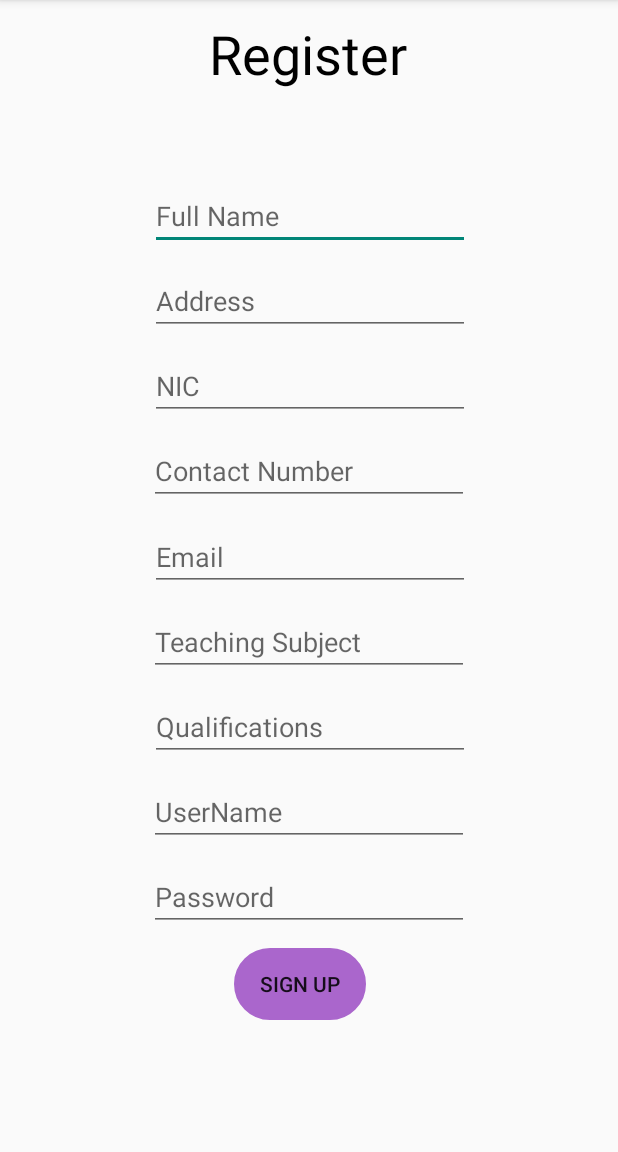
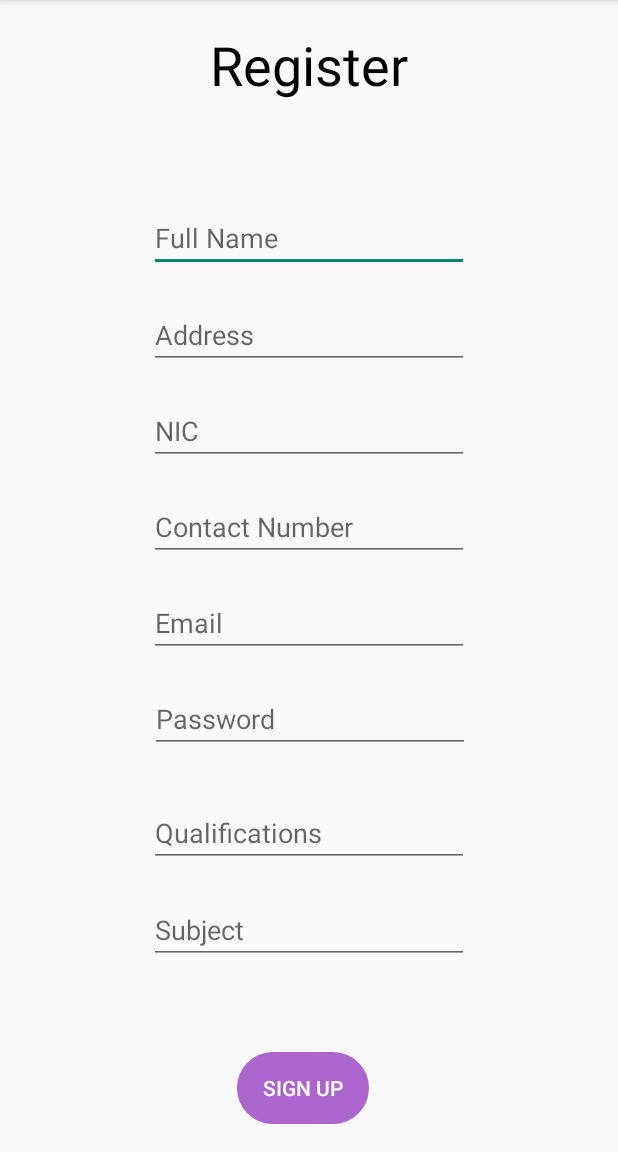
Before and after one commit to LihiniNawarathne/TutorFinderApp, an Android app: the registerTutor screen opened directly, with no data from a screen before it, on a phone screen of 412 x 824 dp, the part 84-1236 px from its top. Run offline under Robolectric (Android 15) with nearby library versions, the light colour scheme and no system bars; our stand-ins replace Firebase (no records; nobody signed in at launch, a user with empty details on screens opened directly).

Commit message:
Tutor registration created

```diff
--- a/app/src/main/java/com/example/tutorfinder/TutorUI/registerTutor.java
+++ b/app/src/main/java/com/example/tutorfinder/TutorUI/registerTutor.java
@@ -1,16 +1,61 @@
 package com.example.tutorfinder.TutorUI;
 
+import androidx.annotation.NonNull;
 import androidx.appcompat.app.AppCompatActivity;
 
+import android.content.Intent;
 import android.os.Bundle;
+import android.view.View;
+import android.widget.Button;
+import android.widget.EditText;
+import android.widget.Toast;
 
+import com.example.tutorfinder.Database.Tutor_register;
+import com.example.tutorfinder.MainUI.LoginActivity;
 import com.example.tutorfinder.R;
+import com.google.android.gms.tasks.OnCompleteListener;
+import com.google.android.gms.tasks.Task;
+import com.google.firebase.database.DatabaseReference;
+import com.google.firebase.database.FirebaseDatabase;
 
 public class registerTutor extends AppCompatActivity {
+    EditText name,email,phoneno,password,subject,qualifications,address,nic;
+    Button btn2;
+    Tutor_register tr;
+    DatabaseReference reff;
 
     @Override
     protected void onCreate(Bundle savedInstanceState) {
         super.onCreate(savedInstanceState);
         setContentView(R.layout.activity_register_tutor);
+
+        name=findViewById(R.id.Tname);
+        email=findViewById(R.id.Temail);
+        phoneno=findViewById(R.id.phone);
+        password=findViewById(R.id.Tpass);
+        nic=findViewById(R.id.nic);
+        subject=findViewById(R.id.subject);
+        qualifications=findViewById(R.id.qualification);
+        address=findViewById(R.id.address);
+
+        btn2=findViewById(R.id.button);
+        tr = new Tutor_register();
+        reff= FirebaseDatabase.getInstance().getReference("TutorRequest");
+        btn2.setOnClickListener(new View.OnClickListener() {
+            @Override
+            public void onClick(View v) {
+                tr=new Tutor_register(name.getText().toString(),email.getText().toString(),phoneno.getText().toString(),password.getText().toString(),nic.getText().toString(),subject.getText().toString(),qualifications.getText().toString(),address.getText().toString());
+                reff.child(nic.getText().toString()).setValue(tr).addOnCompleteListener(registerTutor.this, new OnCompleteListener<Void>()
+                { @Override public void onComplete(@NonNull Task<Void> task)
+                { if(task.isSuccessful())
+                { Toast.makeText(registerTutor.this, "Joining Request has send", Toast.LENGTH_SHORT).show();
+                    Toast.makeText(registerTutor.this, "Cofirmation Email will Recieve", Toast.LENGTH_SHORT).show();
+                    Intent intent = new Intent(registerTutor.this, LoginActivity.class);
+                    startActivity(intent);
+                }
+                else { Toast.makeText(registerTutor.this, "Unsuccessful ", Toast.LENGTH_SHORT).show();
+                } } });
+            }
+        });
     }
 }
--- a/app/src/main/res/layout/activity_register_tutor.xml
+++ b/app/src/main/res/layout/activity_register_tutor.xml
@@ -2,113 +2,107 @@
 <androidx.constraintlayout.widget.ConstraintLayout xmlns:android="http://schemas.android.com/apk/res/android"
     xmlns:app="http://schemas.android.com/apk/res-auto"
     xmlns:tools="http://schemas.android.com/tools"
+    android:id="@+id/pass"
     android:layout_width="match_parent"
     android:layout_height="match_parent"
     tools:context=".TutorUI.registerTutor">
 
 
-
     <EditText
-        android:id="@+id/editText"
+        android:id="@+id/Tname"
         android:layout_width="wrap_content"
         android:layout_height="wrap_content"
         android:layout_marginTop="50dp"
         android:ems="10"
         android:hint="Full Name"
         android:inputType="textPersonName"
-        app:layout_constraintBottom_toTopOf="@+id/editTextTextPersonName2"
+        app:layout_constraintBottom_toTopOf="@+id/address"
         app:layout_constraintEnd_toEndOf="parent"
-        app:layout_constraintHorizontal_bias="0.502"
+        app:layout_constraintHorizontal_bias="0.5"
         app:layout_constraintStart_toStartOf="parent"
         app:layout_constraintTop_toBottomOf="@+id/tvRegister" />
 
     <EditText
-        android:id="@+id/editTextTextPersonName3"
+        android:id="@+id/nic"
         android:layout_width="wrap_content"
         android:layout_height="wrap_content"
         android:ems="10"
         android:hint="NIC"
         android:inputType="textPersonName"
-        app:layout_constraintBottom_toTopOf="@+id/editTextPhone"
+        app:layout_constraintBottom_toTopOf="@+id/phone"
         app:layout_constraintEnd_toEndOf="parent"
-        app:layout_constraintHorizontal_bias="0.502"
+        app:layout_constraintHorizontal_bias="0.5"
         app:layout_constraintStart_toStartOf="parent"
-        app:layout_constraintTop_toBottomOf="@+id/editTextTextPersonName2" />
+        app:layout_constraintTop_toBottomOf="@+id/address" />
 
     <EditText
-        android:id="@+id/editTextPhone"
+        android:id="@+id/phone"
         android:layout_width="wrap_content"
         android:layout_height="wrap_content"
         android:ellipsize="middle"
         android:ems="10"
         android:hint="Contact Number"
         android:inputType="phone"
-        app:layout_constraintBottom_toTopOf="@+id/editTextTextEmailAddress"
+        app:layout_constraintBottom_toTopOf="@+id/Temail"
         app:layout_constraintEnd_toEndOf="parent"
+        app:layout_constraintHorizontal_bias="0.5"
         app:layout_constraintStart_toStartOf="parent"
-        app:layout_constraintTop_toBottomOf="@+id/editTextTextPersonName3" />
+        app:layout_constraintTop_toBottomOf="@+id/nic" />
 
     <EditText
-        android:id="@+id/editTextTextPersonName4"
+        android:id="@+id/Tpass"
         android:layout_width="wrap_content"
         android:layout_height="wrap_content"
+        android:layout_marginStart="101dp"
+        android:layout_marginEnd="100dp"
         android:ems="10"
-        android:hint="Teaching Subject"
-        android:inputType="textPersonName"
-        app:layout_constraintBottom_toTopOf="@+id/editTextTextPersonName5"
+        android:hint="Password"
+        android:inputType="textPassword"
+        app:layout_constraintBottom_toTopOf="@+id/qualification"
         app:layout_constraintEnd_toEndOf="parent"
+        app:layout_constraintHorizontal_bias="0.5"
         app:layout_constraintStart_toStartOf="parent"
-        app:layout_constraintTop_toBottomOf="@+id/editTextTextEmailAddress" />
+        app:layout_constraintTop_toBottomOf="@+id/Temail" />
 
     <EditText
-        android:id="@+id/editTextTextPersonName2"
+        android:id="@+id/address"
         android:layout_width="wrap_content"
         android:layout_height="wrap_content"
         android:ems="10"
         android:hint="Address"
         android:inputType="textPersonName"
-        app:layout_constraintBottom_toTopOf="@+id/editTextTextPersonName3"
+        app:layout_constraintBottom_toTopOf="@+id/nic"
         app:layout_constraintEnd_toEndOf="parent"
-        app:layout_constraintHorizontal_bias="0.502"
+        app:layout_constraintHorizontal_bias="0.5"
         app:layout_constraintStart_toStartOf="parent"
-        app:layout_constraintTop_toBottomOf="@+id/editText" />
+        app:layout_constraintTop_toBottomOf="@+id/Tname" />
 
     <EditText
-        android:id="@+id/editTextTextEmailAddress"
+        android:id="@+id/Temail"
         android:layout_width="wrap_content"
         android:layout_height="wrap_content"
         android:ems="10"
         android:hint="Email"
         android:inputType="textEmailAddress"
-        app:layout_constraintBottom_toTopOf="@+id/editTextTextPersonName4"
+        app:layout_constraintBottom_toTopOf="@+id/Tpass"
         app:layout_constraintEnd_toEndOf="parent"
-        app:layout_constraintHorizontal_bias="0.502"
+        app:layout_constraintHorizontal_bias="0.5"
         app:layout_constraintStart_toStartOf="parent"
-        app:layout_constraintTop_toBottomOf="@+id/editTextPhone" />
+        app:layout_constraintTop_toBottomOf="@+id/phone" />
 
     <EditText
-        android:id="@+id/editTextTextPassword"
+        android:id="@+id/subject"
         android:layout_width="wrap_content"
         android:layout_height="wrap_content"
+        android:layout_marginBottom="40dp"
         android:ems="10"
-        android:hint="UserName"
-        android:inputType="textPassword"
-        app:layout_constraintBottom_toTopOf="@+id/editTextTextPassword2"
-        app:layout_constraintEnd_toEndOf="parent"
-        app:layout_constraintStart_toStartOf="parent"
-        app:layout_constraintTop_toBottomOf="@+id/editTextTextPersonName5" />
+        android:hint="Subject"
 
-    <EditText
-        android:id="@+id/editTextTextPassword2"
-        android:layout_width="wrap_content"
-        android:layout_height="wrap_content"
-        android:ems="10"
-        android:hint="Password"
-        android:inputType="textPassword"
         app:layout_constraintBottom_toTopOf="@+id/button"
         app:layout_constraintEnd_toEndOf="parent"
+        app:layout_constraintHorizontal_bias="0.5"
         app:layout_constraintStart_toStartOf="parent"
-        app:layout_constraintTop_toBottomOf="@+id/editTextTextPassword" />
+        app:layout_constraintTop_toBottomOf="@+id/qualification" />
 
     <TextView
         android:id="@+id/tvRegister"
@@ -119,9 +113,9 @@
         android:text="Register"
         android:textColor="@color/black"
         android:textSize="36sp"
-        app:layout_constraintBottom_toTopOf="@+id/editText"
+        app:layout_constraintBottom_toTopOf="@+id/Tname"
         app:layout_constraintEnd_toEndOf="parent"
-        app:layout_constraintHorizontal_bias="0.498"
+        app:layout_constraintHorizontal_bias="0.5"
         app:layout_constraintStart_toStartOf="parent"
         app:layout_constraintTop_toTopOf="parent" />
 
@@ -129,28 +123,31 @@
         android:id="@+id/button"
         android:layout_width="wrap_content"
         android:layout_height="wrap_content"
-        android:layout_marginStart="156dp"
-        android:layout_marginTop="549dp"
-        android:layout_marginBottom="6dp"
+        android:layout_marginStart="157dp"
+        android:layout_marginEnd="166dp"
+        android:textColor="@color/white"
         android:background="@drawable/textview_border"
         android:backgroundTint="@android:color/holo_purple"
         android:text="Sign Up"
         app:layout_constraintBottom_toBottomOf="parent"
+        app:layout_constraintEnd_toEndOf="parent"
         app:layout_constraintStart_toStartOf="parent"
-        app:layout_constraintTop_toTopOf="parent" />
+        app:layout_constraintTop_toBottomOf="@+id/subject" />
 
 
     <EditText
-        android:id="@+id/editTextTextPersonName5"
+        android:id="@+id/qualification"
         android:layout_width="wrap_content"
         android:layout_height="wrap_content"
+        android:layout_marginTop="12dp"
         android:ems="10"
         android:hint="Qualifications"
         android:inputType="textPersonName"
-        app:layout_constraintBottom_toTopOf="@+id/editTextTextPassword"
+
+        app:layout_constraintBottom_toTopOf="@+id/subject"
         app:layout_constraintEnd_toEndOf="parent"
-        app:layout_constraintHorizontal_bias="0.502"
+        app:layout_constraintHorizontal_bias="0.5"
         app:layout_constraintStart_toStartOf="parent"
-        app:layout_constraintTop_toBottomOf="@+id/editTextTextPersonName4" />
+        app:layout_constraintTop_toBottomOf="@+id/Tpass" />
 
 </androidx.constraintlayout.widget.ConstraintLayout>
```
Also changed, not shown: app/src/main/java/com/example/tutorfinder/Database/Tutor_register.java (added, +93 -0 lines), app/src/main/java/com/example/tutorfinder/MainUI/registerUserSelect.java (+9 -0 lines).
